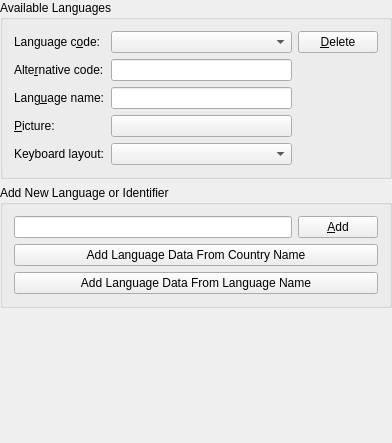
Above: kvoctrain/common-dialogs/languageoptionsbase.ui from KDE/parley before the change. Below: the same form after it.
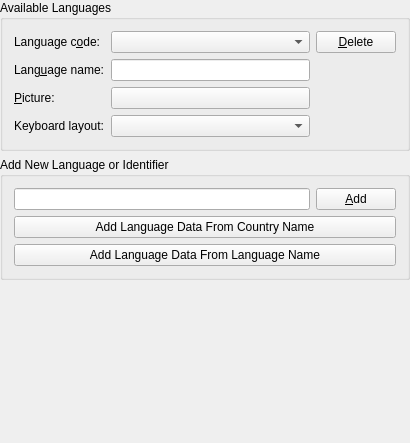
That is the form after the change. Custom widgets are drawn as their Qt base class.

Diff of the .ui file:
```diff
--- a/kvoctrain/common-dialogs/languageoptionsbase.ui
+++ b/kvoctrain/common-dialogs/languageoptionsbase.ui
@@ -5,7 +5,7 @@
    <rect>
     <x>0</x>
     <y>0</y>
-    <width>392</width>
+    <width>410</width>
     <height>443</height>
    </rect>
   </property>
@@ -65,22 +65,6 @@
         </property>
        </widget>
       </item>
-      <item row="1" column="1" >
-       <widget class="QLineEdit" name="e_shortName2" >
-        <property name="sizePolicy" >
-         <sizepolicy vsizetype="Fixed" hsizetype="Expanding" >
-          <horstretch>0</horstretch>
-          <verstretch>0</verstretch>
-         </sizepolicy>
-        </property>
-        <property name="toolTip" >
-         <string>Alternative language code</string>
-        </property>
-        <property name="whatsThis" >
-         <string>An alternative language code is set here but you can change it if you want</string>
-        </property>
-       </widget>
-      </item>
       <item row="2" column="1" >
        <widget class="QLineEdit" name="e_langLong" >
         <property name="sizePolicy" >
@@ -152,22 +136,6 @@
         </property>
        </widget>
       </item>
-      <item row="1" column="0" >
-       <widget class="QLabel" name="label_shortName2" >
-        <property name="toolTip" >
-         <string>Select a second language code if necessary</string>
-        </property>
-        <property name="whatsThis" >
-         <string>Sometimes it may be useful to have a second language code because some languages have the usual short code and one or two longer codes.</string>
-        </property>
-        <property name="text" >
-         <string>Alte&amp;rnative code:</string>
-        </property>
-        <property name="buddy" >
-         <cstring>e_shortName2</cstring>
-        </property>
-       </widget>
-      </item>
       <item row="2" column="0" >
        <widget class="QLabel" name="label_langLong" >
         <property name="toolTip" >
```
Left out of the diff: 1 changed line with no effect on the pictures.
